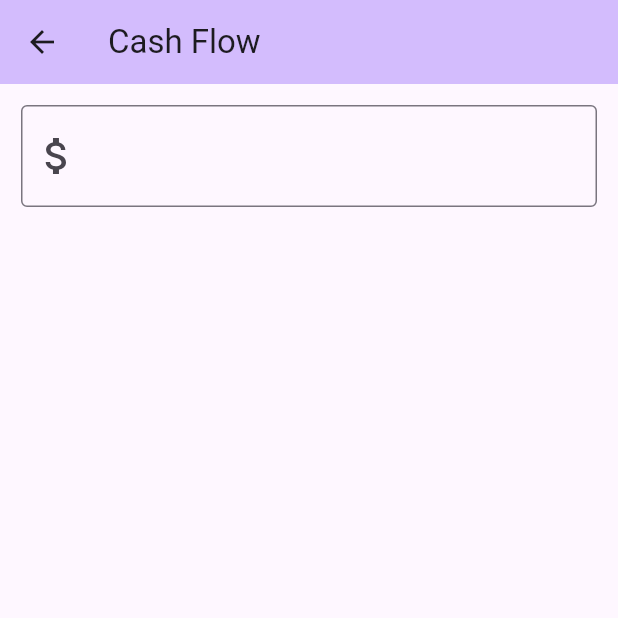
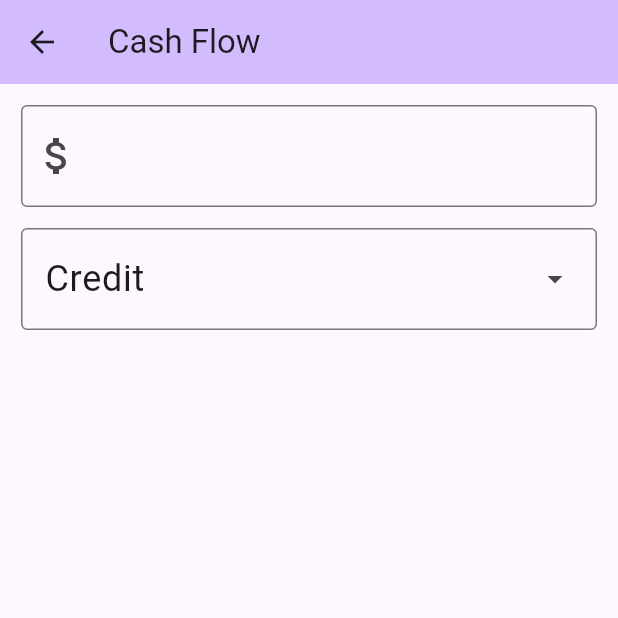
Before and after one commit to ViniBelo/cash_flow_flutter, a Flutter app: the screen it shows after launch, after a tap on the "add" icon, on a phone screen of 412 x 824 dp, the top half of it. Run offline on Flutter 3.47's test engine with Material 3 defaults, Android fonts, the phone set to English and light mode, and no system bars; our stand-ins replace drift, drift_flutter, get; accounts and stored records are empty; generated files the repository leaves out were written again.

Commit message:
My DropDownMenu

```diff
--- a/lib/main.dart
+++ b/lib/main.dart
@@ -31,7 +31,7 @@ class MyApp extends StatelessWidget {
         ),
         GetPage(
           name: formCashFlowRoute,
-          page: () => const FormScreen(),
+          page: () => FormScreen(),
           binding: MainBindings(),
         )
       ],
--- a/lib/screens/cash_flow/form_screen.dart
+++ b/lib/screens/cash_flow/form_screen.dart
@@ -1,4 +1,5 @@
 import 'package:cash_flow/controllers/db_controller.dart';
+import 'package:cash_flow/screens/cash_flow/widgets/my_dropdown_menu.dart';
 import 'package:cash_flow/screens/cash_flow/widgets/my_text_form_field.dart';
 import 'package:flutter/material.dart';
 import 'package:get/get.dart';
@@ -7,6 +8,7 @@ class FormScreen extends GetView<DbController> {
   FormScreen({super.key});
 
   final TextEditingController amountController = TextEditingController();
+  final TextEditingController typeController = TextEditingController();
 
   @override
   Widget build(BuildContext context) {
@@ -21,10 +23,14 @@ class FormScreen extends GetView<DbController> {
             MyTextFormField(
               controller: amountController,
               textInputType: TextInputType.number,
-                prefixIcon: const Icon(
-                  Icons.attach_money,
-                  size: 32,
-                ),
+              prefixIcon: const Icon(
+                Icons.attach_money,
+                size: 32,
+              ),
+            ),
+            MyDropdownMenu(
+              dropDownMenuEntries: const ['Credit', 'Debit'],
+              controller: typeController,
             ),
           ],
         ),
--- /dev/null
+++ b/lib/screens/cash_flow/widgets/my_dropdown_menu.dart
@@ -0,0 +1,31 @@
+import 'package:flutter/material.dart';
+
+class MyDropdownMenu extends StatelessWidget {
+  const MyDropdownMenu({
+    super.key,
+    required this.dropDownMenuEntries,
+    required this.controller,
+  });
+
+  final List<String> dropDownMenuEntries;
+  final TextEditingController controller;
+
+  @override
+  Widget build(BuildContext context) {
+    return Padding(
+      padding: const EdgeInsets.all(14.0),
+      child: DropdownMenu<String>(
+        controller: controller,
+        initialSelection: dropDownMenuEntries.first,
+        width: double.infinity,
+        textStyle: const TextStyle(
+          fontSize: 24,
+        ),
+        dropdownMenuEntries: dropDownMenuEntries
+            .map<DropdownMenuEntry<String>>((String value) {
+          return DropdownMenuEntry(value: value, label: value);
+        }).toList(),
+      ),
+    );
+  }
+}
--- a/lib/screens/cash_flow/widgets/my_text_form_field.dart
+++ b/lib/screens/cash_flow/widgets/my_text_form_field.dart
@@ -15,7 +15,7 @@ class MyTextFormField extends StatelessWidget {
   @override
   Widget build(BuildContext context) {
     return Padding(
-      padding: const EdgeInsets.all(14.0),
+      padding: const EdgeInsets.only(top: 14, left: 14, right: 14),
       child: TextFormField(
         controller: controller,
         decoration: InputDecoration(
```
